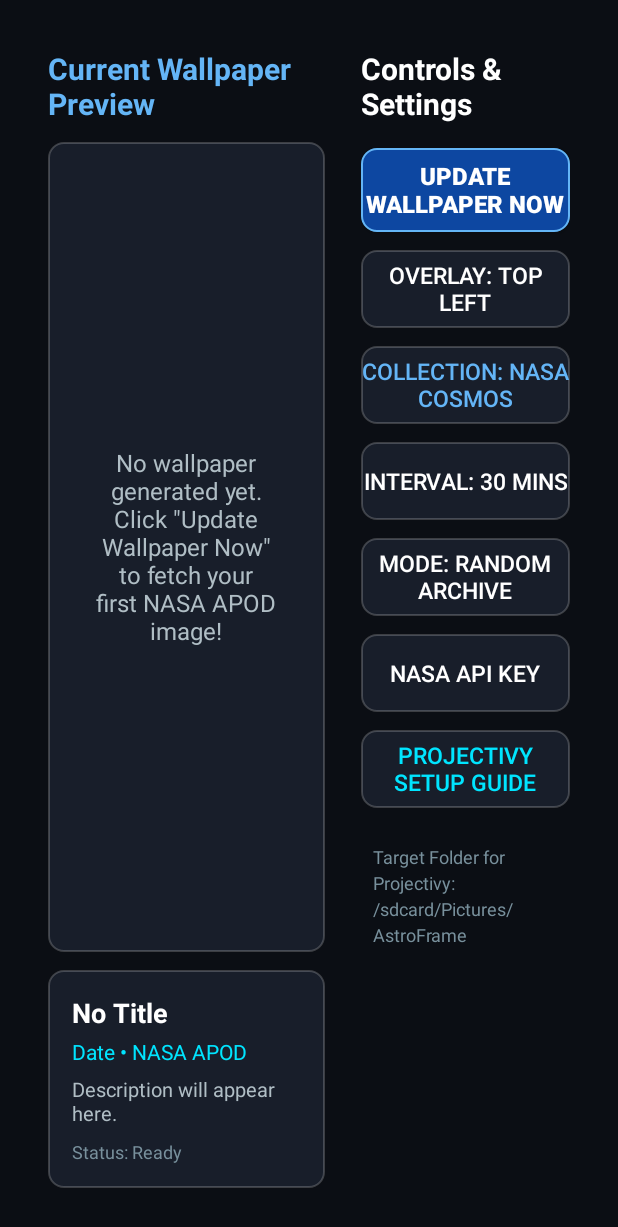
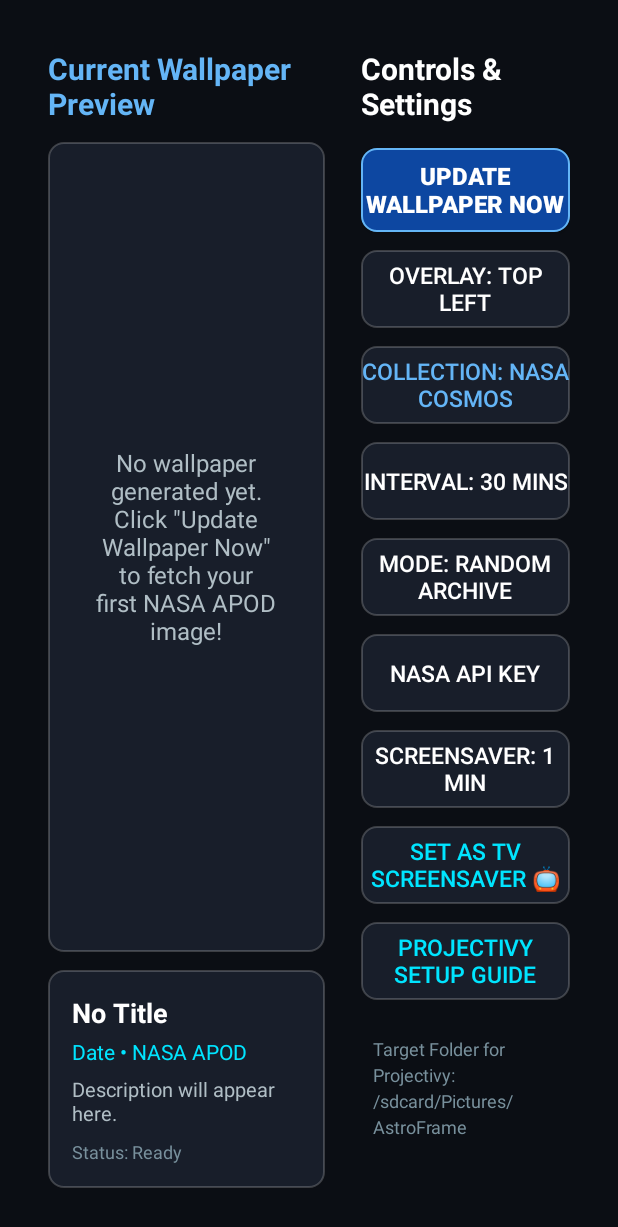
Before and after one commit to mandy321/AstroFrame, an Android app: the layout activity_main.xml on its own in the app's theme, with its tools: preview values and no code run, on a phone screen of 412 x 824 dp. Shown: the top 1227 px of the screen. Run offline under Robolectric (Android 15) with nearby library versions, the phone set to English and light mode, and no system bars.

Commit message:
AstroFrame v1.2.0: Native Android TV DreamService screensaver with custom rotation and shortcut

```diff
--- a/app/build.gradle.kts
+++ b/app/build.gradle.kts
@@ -23,8 +23,8 @@ android {
         applicationId = "com.astroframe.tv"
         minSdk = 26
         targetSdk = 35
-        versionCode = 3
-        versionName = "1.1.1"
+        versionCode = 4
+        versionName = "1.2.0"
 
         buildConfigField("String", "NASA_API_KEY", "\"$nasaApiKey\"")
         testInstrumentationRunner = "androidx.test.runner.AndroidJUnitRunner"
--- a/app/src/main/java/com/astroframe/tv/data/PreferencesManager.kt
+++ b/app/src/main/java/com/astroframe/tv/data/PreferencesManager.kt
@@ -33,8 +33,10 @@ class PreferencesManager(context: Context) {
         private const val KEY_LAST_UPDATED_MS = "last_updated_ms"
         private const val KEY_LAST_IMAGE_PATH = "last_image_path"
         private const val KEY_ART_SOURCE = "art_source"
+        private const val KEY_SCREENSAVER_ROTATION = "screensaver_rotation_sec"
 
         val INTERVAL_OPTIONS = listOf(15, 30, 60, 180, 360, 1440)
+        val SCREENSAVER_ROTATION_OPTIONS = listOf(0, 30, 60, 120, 300)
     }
 
     var apiKey: String
@@ -90,4 +92,8 @@ class PreferencesManager(context: Context) {
             }
         }
         set(value) = prefs.edit().putString(KEY_ART_SOURCE, value.name).apply()
+
+    var screensaverRotationSeconds: Int
+        get() = prefs.getInt(KEY_SCREENSAVER_ROTATION, 60)
+        set(value) = prefs.edit().putInt(KEY_SCREENSAVER_ROTATION, value).apply()
 }
--- a/app/src/main/res/layout/activity_main.xml
+++ b/app/src/main/res/layout/activity_main.xml
@@ -207,6 +207,32 @@
                 android:clickable="true"
                 android:layout_marginBottom="12dp" />
 
+            <!-- Screensaver Rotation Button -->
+            <Button
+                android:id="@+id/btnScreensaverRotation"
+                android:layout_width="match_parent"
+                android:layout_height="52dp"
+                android:text="Screensaver: 1 Min"
+                android:background="@drawable/tv_button_bg"
+                android:textColor="@color/text_primary"
+                android:textSize="15sp"
+                android:focusable="true"
+                android:clickable="true"
+                android:layout_marginBottom="12dp" />
+
+            <!-- Set as TV Screensaver Shortcut -->
+            <Button
+                android:id="@+id/btnScreensaverSettings"
+                android:layout_width="match_parent"
+                android:layout_height="52dp"
+                android:text="Set as TV Screensaver 📺"
+                android:background="@drawable/tv_button_bg"
+                android:textColor="@color/accent_cyan"
+                android:textSize="15sp"
+                android:focusable="true"
+                android:clickable="true"
+                android:layout_marginBottom="12dp" />
+
             <!-- Setup Guide Button -->
             <Button
                 android:id="@+id/btnSetupGuide"
```
Also changed, not shown: app/src/main/AndroidManifest.xml (+15 -0 lines), app/src/main/java/com/astroframe/tv/ui/MainActivity.kt (+65 -1 lines), 1 other file.
